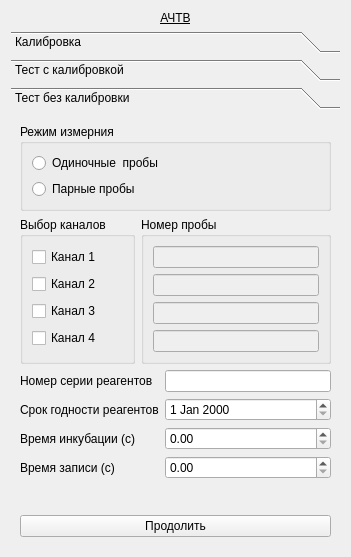
Before: the Qt Designer form choisedialog/ko2.ui in krang4d/Agrekola, drawn with Qt 5.
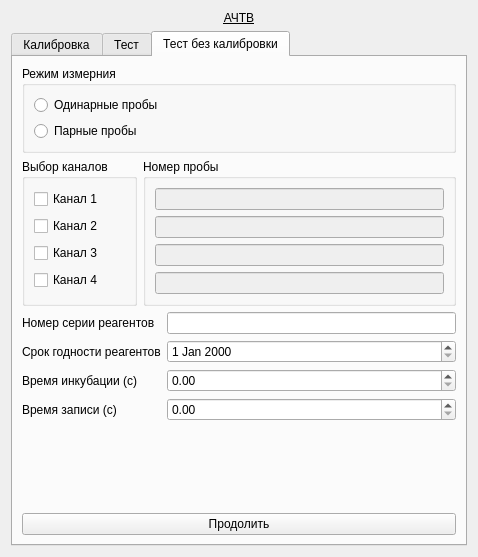
After: the same form once the commit is applied. The open tabs and pages were chosen to show the change.

```diff
--- a/choisedialog/ko2.ui
+++ b/choisedialog/ko2.ui
@@ -6,7 +6,7 @@
    <rect>
     <x>0</x>
     <y>0</y>
-    <width>351</width>
+    <width>478</width>
     <height>557</height>
    </rect>
   </property>
@@ -25,20 +25,12 @@
     </widget>
    </item>
    <item>
-    <widget class="QToolBox" name="toolBox">
+    <widget class="QTabWidget" name="tabWidget">
      <property name="currentIndex">
       <number>0</number>
      </property>
-     <widget class="QWidget" name="page_calib">
-      <property name="geometry">
-       <rect>
-        <x>0</x>
-        <y>0</y>
-        <width>333</width>
-        <height>439</height>
-       </rect>
-      </property>
-      <attribute name="label">
+     <widget class="QWidget" name="tabWidgetPage1">
+      <attribute name="title">
        <string>Калибровка</string>
       </attribute>
       <layout class="QVBoxLayout" name="verticalLayout">
@@ -175,17 +167,9 @@
        </item>
       </layout>
      </widget>
-     <widget class="QWidget" name="page_test1">
-      <property name="geometry">
-       <rect>
-        <x>0</x>
-        <y>0</y>
-        <width>333</width>
-        <height>439</height>
-       </rect>
-      </property>
-      <attribute name="label">
-       <string>Тест с калибровкой</string>
+     <widget class="QWidget" name="tabWidgetPage2">
+      <attribute name="title">
+       <string>Тест</string>
       </attribute>
       <layout class="QVBoxLayout" name="verticalLayout_4">
        <item>
@@ -342,16 +326,8 @@
        </item>
       </layout>
      </widget>
-     <widget class="QWidget" name="page_test2">
-      <property name="geometry">
-       <rect>
-        <x>0</x>
-        <y>0</y>
-        <width>333</width>
-        <height>439</height>
-       </rect>
-      </property>
-      <attribute name="label">
+     <widget class="QWidget" name="tabWidgetPage3">
+      <attribute name="title">
        <string>Тест без калибровки</string>
       </attribute>
       <layout class="QVBoxLayout" name="verticalLayout_7">
@@ -376,7 +352,7 @@
           <item>
            <widget class="QRadioButton" name="radioButton_test2Single">
             <property name="text">
-             <string>Одиночные  пробы</string>
+             <string>Одинарные пробы</string>
             </property>
            </widget>
           </item>
```
Left out of the diff: 11 changed lines with no effect on the pictures.
